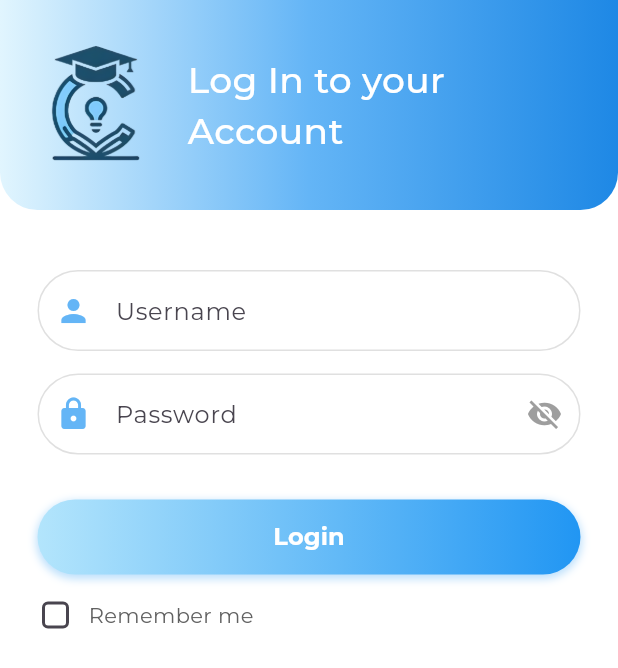
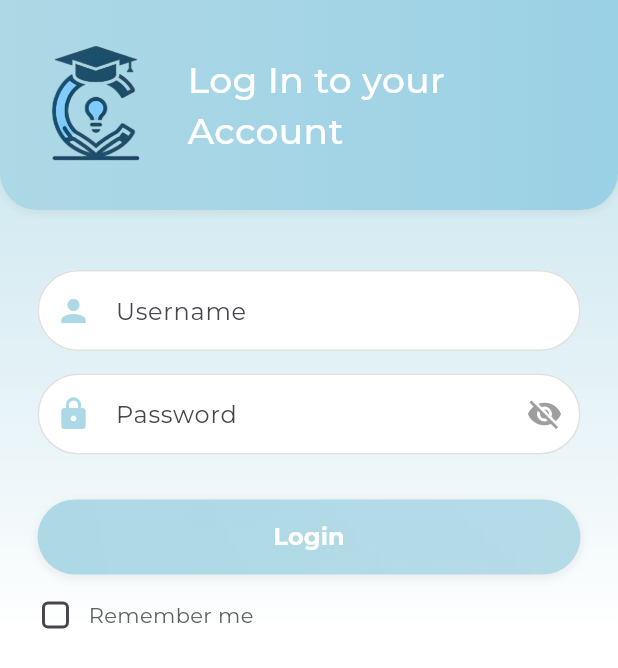
Before and after one commit to JinKaidou/MVP, a Flutter app: the LoginScreen screen opened directly, on a phone screen of 412 x 824 dp. Shown: the top 668 px of the screen. Run offline on Flutter 3.47's test engine with Material 3 defaults, Android fonts, the phone set to English and light mode, and no system bars; our stand-ins replace shared_preferences; accounts and stored records are empty; network calls fail; project files that could hold a hidden picture were left out.

Commit message:
New UI in Login

```diff
--- a/lib/screens/login_screen.dart
+++ b/lib/screens/login_screen.dart
@@ -20,8 +20,19 @@ class _LoginScreenState extends State<LoginScreen> {
   @override
   Widget build(BuildContext context) {
     return Scaffold(
-      backgroundColor: Colors.white,
-      body: SafeArea(
+      backgroundColor: Colors.transparent,
+      body: Container(
+        decoration: BoxDecoration(
+          gradient: LinearGradient(
+            colors: [
+              const Color(0xFFADD8E6).withAlpha(178), // Lighten to match chat
+              Colors.white.withAlpha(230), // Make more visible
+            ],
+            begin: Alignment.topCenter,
+            end: Alignment.bottomCenter,
+          ),
+        ),
+        child: SafeArea(
           child: SingleChildScrollView(
             child: Column(
               children: [
@@ -31,9 +42,8 @@ class _LoginScreenState extends State<LoginScreen> {
                   decoration: BoxDecoration(
                     gradient: const LinearGradient(
                       colors: [
-                      Color(0xFFE1F5FE), // Equivalent to Colors.lightBlue[100]
-                      Color(0xFF64B5F6), // Equivalent to Colors.blue[300]
-                      Color(0xFF1E88E5), // Equivalent to Colors.blue[600]
+                        Color(0xFFADD8E6), // Light blue from chat bubbles
+                        Color(0xFF9BD1E5), // Slightly darker, but still light
                       ],
                       begin: Alignment.centerLeft,
                       end: Alignment.centerRight,
@@ -42,6 +52,13 @@ class _LoginScreenState extends State<LoginScreen> {
                       bottomLeft: Radius.circular(25),
                       bottomRight: Radius.circular(25),
                     ),
+                    boxShadow: [
+                      BoxShadow(
+                        color: Colors.black.withOpacity(0.06),
+                        blurRadius: 4,
+                        offset: const Offset(0, 2),
+                      ),
+                    ],
                   ),
                   padding:
                       const EdgeInsets.symmetric(vertical: 30, horizontal: 25),
@@ -83,8 +100,8 @@ class _LoginScreenState extends State<LoginScreen> {
 
                 if (_errorMessage.isNotEmpty)
                   Padding(
-                  padding:
-                      const EdgeInsets.symmetric(horizontal: 25, vertical: 10),
+                    padding: const EdgeInsets.symmetric(
+                        horizontal: 25, vertical: 10),
                     child: Text(
                       _errorMessage,
                       style: const TextStyle(
@@ -101,9 +118,8 @@ class _LoginScreenState extends State<LoginScreen> {
                   child: TextField(
                     controller: _usernameController,
                     decoration: InputDecoration(
-                    prefixIcon: Icon(Icons.person,
-                        color: const Color(
-                            0xFF64B5F6)), // Equivalent to Colors.blue[300]
+                      prefixIcon:
+                          const Icon(Icons.person, color: Color(0xFFADD8E6)),
                       hintText: "Username",
                       border: OutlineInputBorder(
                         borderRadius: BorderRadius.circular(30),
@@ -115,9 +131,7 @@ class _LoginScreenState extends State<LoginScreen> {
                       ),
                       focusedBorder: OutlineInputBorder(
                         borderRadius: BorderRadius.circular(30),
-                      borderSide: const BorderSide(
-                          color: Color(
-                              0xFF42A5F5)), // Equivalent to Colors.blue[400]
+                        borderSide: const BorderSide(color: Color(0xFFADD8E6)),
                       ),
                       filled: true,
                       fillColor: Colors.white,
@@ -135,9 +149,8 @@ class _LoginScreenState extends State<LoginScreen> {
                     controller: _passwordController,
                     obscureText: _obscurePassword,
                     decoration: InputDecoration(
-                    prefixIcon: Icon(Icons.lock,
-                        color: const Color(
-                            0xFF64B5F6)), // Equivalent to Colors.blue[300]
+                      prefixIcon:
+                          const Icon(Icons.lock, color: Color(0xFFADD8E6)),
                       suffixIcon: GestureDetector(
                         onTap: () {
                           setState(() {
@@ -162,9 +175,7 @@ class _LoginScreenState extends State<LoginScreen> {
                       ),
                       focusedBorder: OutlineInputBorder(
                         borderRadius: BorderRadius.circular(30),
-                      borderSide: const BorderSide(
-                          color: Color(
-                              0xFF42A5F5)), // Equivalent to Colors.blue[400]
+                        borderSide: const BorderSide(color: Color(0xFFADD8E6)),
                       ),
                       filled: true,
                       fillColor: Colors.white,
@@ -182,11 +193,10 @@ class _LoginScreenState extends State<LoginScreen> {
                     width: double.infinity,
                     height: 50,
                     decoration: BoxDecoration(
-                    gradient: const LinearGradient(
+                      gradient: LinearGradient(
                         colors: [
-                        Color(
-                            0xFFB3E5FC), // Equivalent to Colors.lightBlue[200]
-                        Color(0xFF2196F3), // Equivalent to Colors.blue[500]
+                          const Color(0xFFADD8E6),
+                          const Color(0xFFADD8E6).withAlpha(220),
                         ],
                         begin: Alignment.centerLeft,
                         end: Alignment.centerRight,
@@ -194,8 +204,7 @@ class _LoginScreenState extends State<LoginScreen> {
                       borderRadius: BorderRadius.circular(30),
                       boxShadow: [
                         BoxShadow(
-                        color: const Color(0xFF2196F3).withAlpha(
-                            76), // Equivalent to Colors.blue.withOpacity(0.3)
+                          color: Colors.black.withOpacity(0.06),
                           spreadRadius: 1,
                           blurRadius: 4,
                           offset: const Offset(0, 2),
@@ -294,6 +303,7 @@ class _LoginScreenState extends State<LoginScreen> {
             ),
           ),
         ),
+      ),
     );
   }
 }
```
Lines whose indentation alone changed are shown as unchanged.
